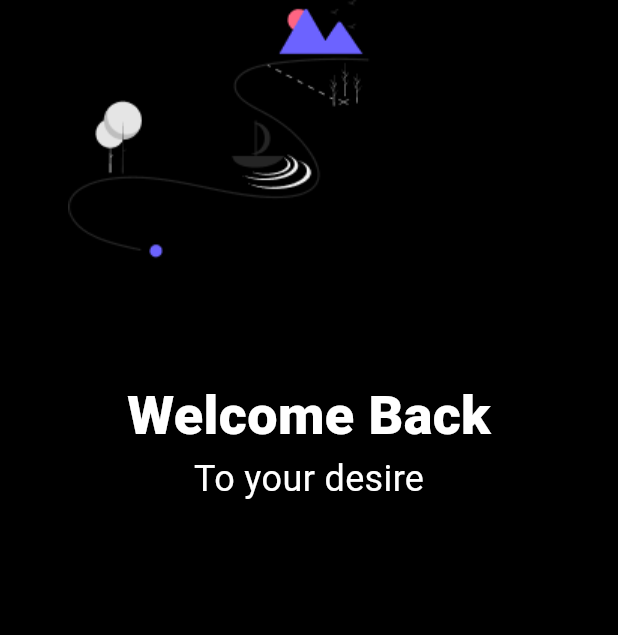
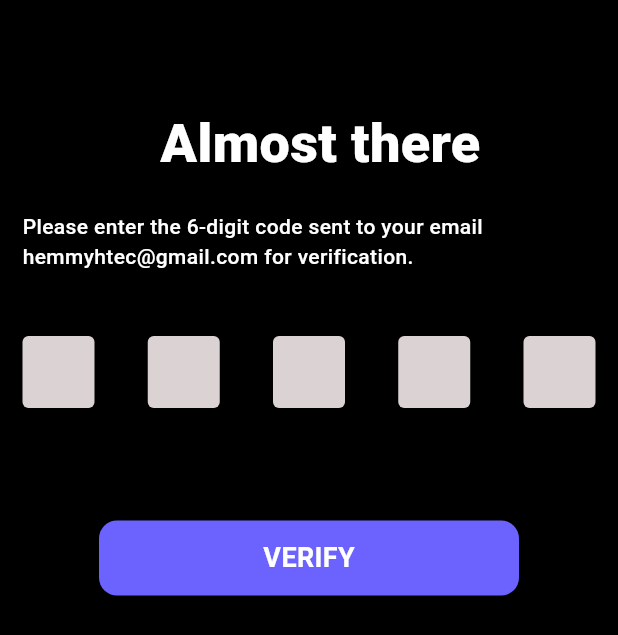
Before and after one commit to basuru07/Login-Register-UI-Design, a Flutter app: the screen it shows after launch, on a phone screen of 412 x 824 dp. Shown: the top 635 px of the screen. Run offline on Flutter 3.47's test engine with Material 3 defaults, Android fonts, the phone set to English and light mode, and no system bars.

Commit message:
Design the other 2 verification pages

```diff
--- a/lib/main.dart
+++ b/lib/main.dart
@@ -1,9 +1,6 @@
 import 'package:flutter/material.dart';
-import 'createaccount.dart';
-import 'slidescreen01.dart';
-import 'slidescreen02.dart';
-import 'slidescreen03.dart';
-import 'welcomeScreen.dart';
+import 'verification.dart';
+import 'verificationcode.dart';
 
 void main() {
   runApp(const MyApp());
@@ -15,7 +12,7 @@ void main() {
   Widget build(BuildContext context) {
     return MaterialApp(
       debugShowCheckedModeBanner: false,
-      home: CreateAccount(),
+      home: Verificationcode(),
     );
   }
 }
--- /dev/null
+++ b/lib/verificationcode.dart
@@ -0,0 +1,121 @@
+import 'package:flutter/material.dart';
+
+class Verificationcode extends StatelessWidget {
+  const Verificationcode({super.key});
+
+  @override
+  Widget build(BuildContext context) {
+    return MaterialApp(
+      debugShowCheckedModeBanner: false,
+      home: Scaffold(
+        backgroundColor: Colors.black,
+        body: SafeArea(
+          child: Column(
+            children: [
+              SizedBox(
+                height: 70,
+              ),
+              Padding(
+                padding: const EdgeInsets.only(left: 15),
+                child: Text(
+                  "Almost there",
+                  style: TextStyle(
+                    fontSize: 36,
+                    color: Colors.white,
+                    fontWeight: FontWeight.w900,
+                  ),
+                ),
+              ),
+              SizedBox(
+                height: 20,
+              ),
+              Padding(
+                padding: const EdgeInsets.only(left: 15),
+                child: Text(
+                  "Please enter the 6-digit code sent to your email hemmyhtec@gmail.com for verification.",
+                  style: TextStyle(
+                    fontSize: 14,
+                    color: Colors.white,
+                    fontWeight: FontWeight.w500,
+                  ),
+                ),
+              ),
+              SizedBox(
+                height: 28,
+              ),
+              Padding(
+                padding: const EdgeInsets.all(15),
+                child: Row(
+                  mainAxisAlignment: MainAxisAlignment.spaceBetween,
+                  children: [
+                    Container(
+                      height: 48,
+                      width: 48,
+                      decoration: BoxDecoration(
+                        borderRadius: BorderRadius.circular(4),
+                        color: const Color.fromARGB(255, 219, 211, 211),
+                      ),
+                    ),
+                    Container(
+                      height: 48,
+                      width: 48,
+                      decoration: BoxDecoration(
+                        borderRadius: BorderRadius.circular(4),
+                        color: const Color.fromARGB(255, 219, 211, 211),
+                      ),
+                    ),
+                    Container(
+                      height: 48,
+                      width: 48,
+                      decoration: BoxDecoration(
+                        borderRadius: BorderRadius.circular(4),
+                        color: const Color.fromARGB(255, 219, 211, 211),
+                      ),
+                    ),
+                    Container(
+                      height: 48,
+                      width: 48,
+                      decoration: BoxDecoration(
+                        borderRadius: BorderRadius.circular(4),
+                        color: const Color.fromARGB(255, 219, 211, 211),
+                      ),
+                    ),
+                    Container(
+                      height: 48,
+                      width: 48,
+                      decoration: BoxDecoration(
+                        borderRadius: BorderRadius.circular(4),
+                        color: const Color.fromARGB(255, 219, 211, 211),
+                      ),
+                    ),
+                  ],
+                ),
+              ),
+              SizedBox(height: 60,),
+
+              //Design the Verify Button
+              Container(
+                height: 50,
+                width: 280,
+                decoration: BoxDecoration(
+                  borderRadius: BorderRadius.circular(12),
+                  color: Color(0xFF6C63FF),
+                ),
+                child: Center(
+                  child: Text(
+                    "VERIFY",
+                    style: TextStyle(
+                      fontSize: 18,
+                      color: Colors.white,
+                      fontWeight: FontWeight.w600,
+                    ),
+                  ),
+                ),
+              ),
+            ],
+          ),
+        ),
+      ),
+    );
+  }
+}
```
Also changed, not shown: lib/verification.dart (added, +57 -0 lines).
